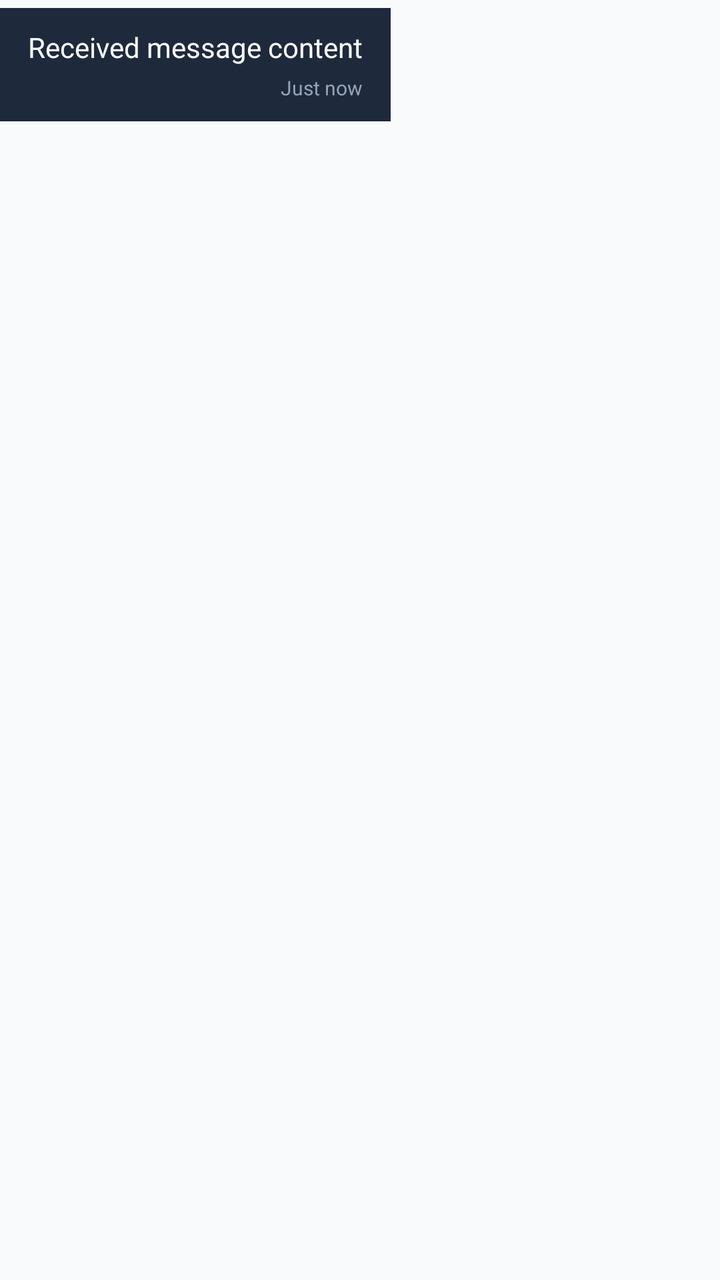
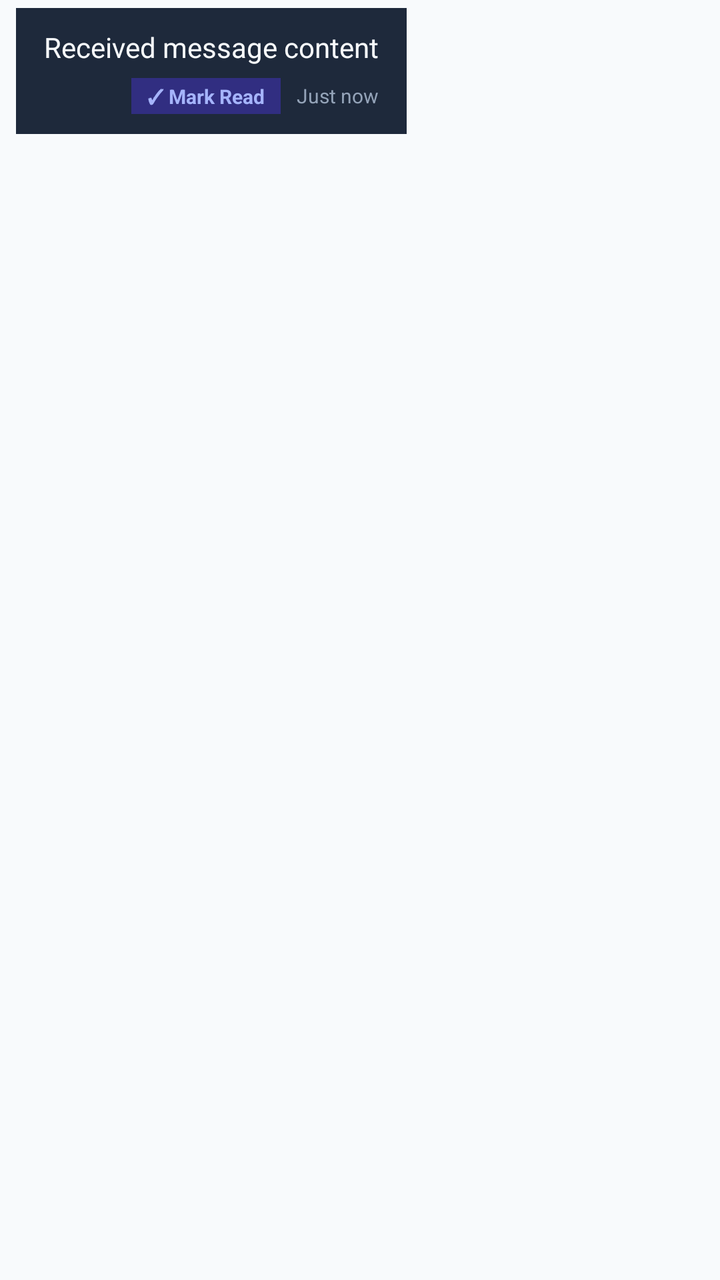

Screens rendered from an Android XML layout before and after an edit, with the pre-edit source and the edit as a unified diff.
<!-- AndroidManifest.xml: application theme Theme.Nexa -->
<!-- res/layout/item_message_received.xml -->
<?xml version="1.0" encoding="utf-8"?>
<LinearLayout xmlns:android="http://schemas.android.com/apk/res/android"
    android:layout_width="match_parent"
    android:layout_height="wrap_content"
    android:gravity="start"
    android:orientation="vertical"
    android:paddingVertical="4dp">

    <LinearLayout
        android:layout_width="wrap_content"
        android:layout_height="wrap_content"
        android:layout_marginEnd="64dp"
        android:background="#1E293B"
        android:orientation="vertical"
        android:paddingHorizontal="14dp"
        android:paddingVertical="10dp">

        <TextView
            android:id="@+id/tvSenderName"
            android:layout_width="wrap_content"
            android:layout_height="wrap_content"
            android:layout_marginBottom="2dp"
            android:text="Sender Name"
            android:textColor="#818CF8"
            android:textSize="11sp"
            android:textStyle="bold"
            android:visibility="gone" />

        <TextView
            android:id="@+id/tvContent"
            android:layout_width="wrap_content"
            android:layout_height="wrap_content"
            android:text="Received message content"
            android:textColor="#F8FAFC"
            android:textSize="14sp" />

        <TextView
            android:id="@+id/tvTime"
            android:layout_width="wrap_content"
            android:layout_height="wrap_content"
            android:layout_gravity="end"
            android:layout_marginTop="4dp"
            android:text="Just now"
            android:textColor="#94A3B8"
            android:textSize="10sp" />
    </LinearLayout>
</LinearLayout>
<!-- resources referenced by this layout -->
<resources>
  <style name="Theme.Nexa" parent="Theme.MaterialComponents.DayNight.NoActionBar">
          
          <item name="colorPrimary">@color/brand_primary</item>
          <item name="colorPrimaryVariant">@color/brand_primary_dark</item>
          <item name="colorOnPrimary">@color/text_white</item>
          
          <item name="colorSecondary">@color/brand_cyan</item>
          <item name="colorSecondaryVariant">@color/brand_emerald</item>
          <item name="colorOnSecondary">@color/text_white</item>
          
          <item name="android:windowBackground">@color/background_light</item>
          <item name="colorSurface">@color/background_card_day</item>
          <item name="colorOnSurface">@color/text_dark_primary</item>
          <item name="colorOnBackground">@color/text_dark_primary</item>
          <item name="android:textColorPrimary">@color/text_dark_primary</item>
          <item name="android:textColorSecondary">@color/text_dark_secondary</item>
          <item name="android:statusBarColor">@color/background_light</item>
          <item name="android:windowLightStatusBar">true</item>
          <item name="android:navigationBarColor">@color/background_card_day</item>
      </style>
  <color name="brand_primary">#6366F1</color>
  <color name="brand_primary_dark">#4F46E5</color>
  <color name="text_white">#FFFFFF</color>
  <color name="brand_cyan">#06B6D4</color>
  <color name="brand_emerald">#10B981</color>
  <color name="background_light">#F8FAFC</color>
  <color name="background_card_day">#FFFFFF</color>
  <color name="text_dark_primary">#0F172A</color>
  <color name="text_dark_secondary">#475569</color>
</resources>

<!-- the commit's change to res/layout/item_message_received.xml (unified diff, before → after) -->
@@ -4,12 +4,14 @@
     android:layout_height="wrap_content"
     android:gravity="start"
     android:orientation="vertical"
-    android:paddingVertical="4dp">
+    android:paddingVertical="4dp"
+    android:paddingHorizontal="8dp">
 
     <LinearLayout
+        android:id="@+id/bubbleLayout"
         android:layout_width="wrap_content"
         android:layout_height="wrap_content"
-        android:layout_marginEnd="64dp"
+        android:layout_marginEnd="56dp"
         android:background="#1E293B"
         android:orientation="vertical"
         android:paddingHorizontal="14dp"
@@ -34,14 +36,46 @@
             android:textColor="#F8FAFC"
             android:textSize="14sp" />
 
-        <TextView
-            android:id="@+id/tvTime"
+        <LinearLayout
             android:layout_width="wrap_content"
             android:layout_height="wrap_content"
             android:layout_gravity="end"
-            android:layout_marginTop="4dp"
-            android:text="Just now"
-            android:textColor="#94A3B8"
-            android:textSize="10sp" />
+            android:layout_marginTop="6dp"
+            android:gravity="center_vertical"
+            android:orientation="horizontal">
+
+            <TextView
+                android:id="@+id/btnMarkRead"
+                android:layout_width="wrap_content"
+                android:layout_height="wrap_content"
+                android:layout_marginEnd="8dp"
+                android:background="#312E81"
+                android:clickable="true"
+                android:focusable="true"
+                android:paddingHorizontal="8dp"
+                android:paddingVertical="2dp"
+                android:text="✓ Mark Read"
+                android:textColor="#A5B4FC"
+                android:textSize="10sp"
+                android:textStyle="bold" />
+
+            <TextView
+                android:id="@+id/tvReadStatus"
+                android:layout_width="wrap_content"
+                android:layout_height="wrap_content"
+                android:layout_marginEnd="6dp"
+                android:text="✓ Read"
+                android:textColor="#34D399"
+                android:textSize="10sp"
+                android:visibility="gone" />
+
+            <TextView
+                android:id="@+id/tvTime"
+                android:layout_width="wrap_content"
+                android:layout_height="wrap_content"
+                android:text="Just now"
+                android:textColor="#94A3B8"
+                android:textSize="10sp" />
+        </LinearLayout>
     </LinearLayout>
 </LinearLayout>
